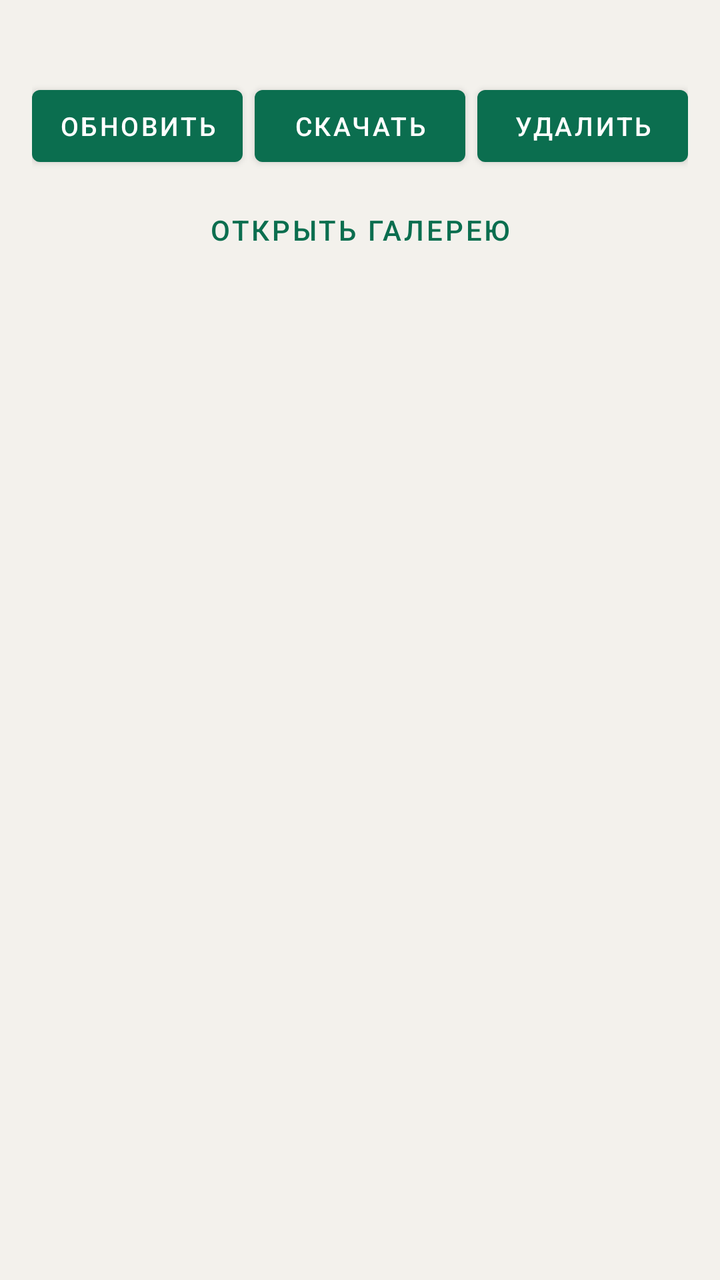
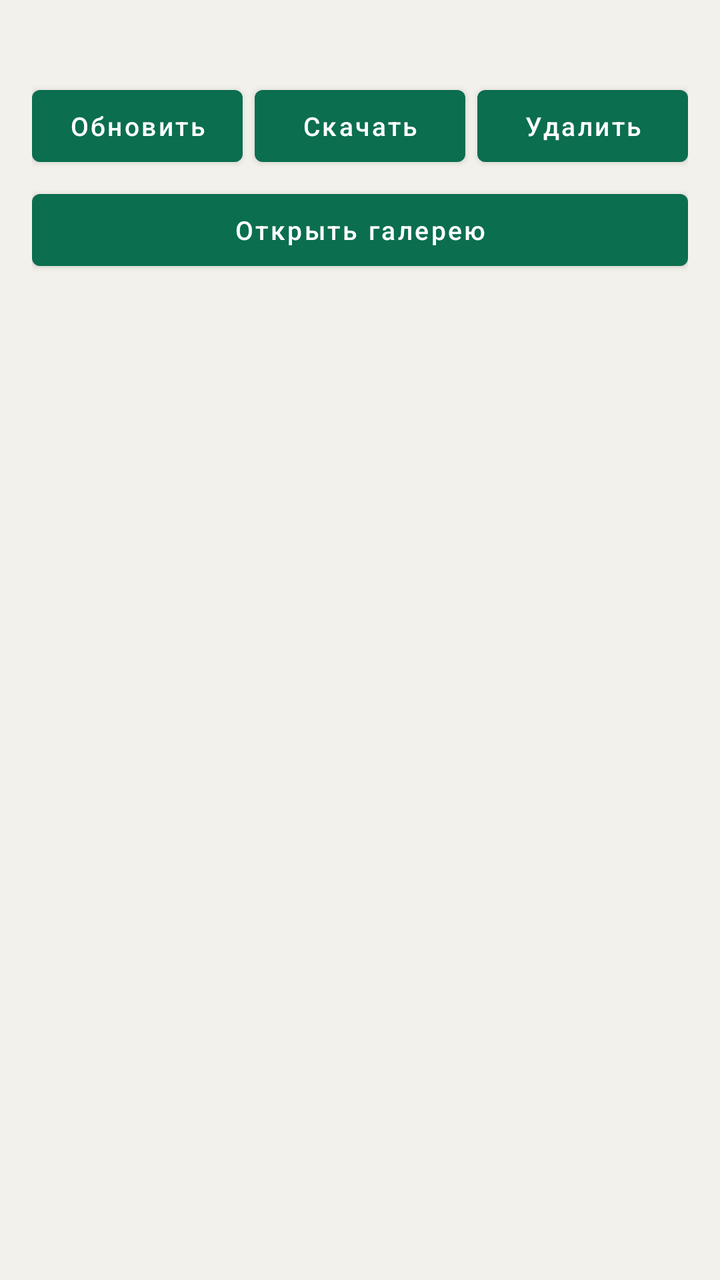

Compare the two renders of this Android layout. The source of the first and the diff that turns it into the second are given below.
<!-- AndroidManifest.xml: application theme Theme.Insta360X5 -->
<!-- res/layout/activity_files.xml -->
<?xml version="1.0" encoding="utf-8"?>
<LinearLayout xmlns:android="http://schemas.android.com/apk/res/android"
    android:layout_width="match_parent"
    android:layout_height="match_parent"
    android:background="@color/bg"
    android:orientation="vertical"
    android:paddingHorizontal="16dp"
    android:paddingTop="12dp"
    android:paddingBottom="16dp">

    <TextView
        android:id="@+id/filesStatus"
        android:layout_width="match_parent"
        android:layout_height="wrap_content"
        android:gravity="center"
        android:textColor="@color/text_secondary" />

    <ProgressBar
        android:id="@+id/progress"
        style="?android:attr/progressBarStyleHorizontal"
        android:layout_width="match_parent"
        android:layout_height="wrap_content"
        android:layout_marginTop="8dp"
        android:indeterminate="true"
        android:visibility="gone" />

    <LinearLayout
        android:layout_width="match_parent"
        android:layout_height="wrap_content"
        android:layout_marginTop="8dp"
        android:orientation="horizontal">

        <com.google.android.material.button.MaterialButton
            android:id="@+id/btnRefresh"
            style="@style/Widget.Insta360X5.Button"
            android:layout_width="0dp"
            android:layout_height="wrap_content"
            android:layout_weight="1"
            android:insetLeft="0dp"
            android:insetRight="0dp"
            android:maxLines="1"
            android:minWidth="0dp"
            android:paddingHorizontal="4dp"
            android:singleLine="true"
            android:text="@string/refresh"
            android:textSize="13sp" />

        <com.google.android.material.button.MaterialButton
            android:id="@+id/btnDownload"
            style="@style/Widget.Insta360X5.Button"
            android:layout_width="0dp"
            android:layout_height="wrap_content"
            android:layout_marginStart="6dp"
            android:layout_weight="1"
            android:insetLeft="0dp"
            android:insetRight="0dp"
            android:maxLines="1"
            android:minWidth="0dp"
            android:paddingHorizontal="4dp"
            android:singleLine="true"
            android:text="@string/download"
            android:textSize="13sp" />

        <com.google.android.material.button.MaterialButton
            android:id="@+id/btnDelete"
            style="@style/Widget.Insta360X5.Button"
            android:layout_width="0dp"
            android:layout_height="wrap_content"
            android:layout_marginStart="6dp"
            android:layout_weight="1"
            android:insetLeft="0dp"
            android:insetRight="0dp"
            android:maxLines="1"
            android:minWidth="0dp"
            android:paddingHorizontal="4dp"
            android:singleLine="true"
            android:text="@string/delete"
            android:textSize="13sp" />
    </LinearLayout>

    <com.google.android.material.button.MaterialButton
        android:id="@+id/btnOpenGallery"
        style="@style/Widget.Insta360X5.Button.Text"
        android:layout_width="match_parent"
        android:layout_height="wrap_content"
        android:layout_marginTop="4dp"
        android:text="@string/open_gallery" />

    <androidx.recyclerview.widget.RecyclerView
        android:id="@+id/filesList"
        android:layout_width="match_parent"
        android:layout_height="0dp"
        android:layout_marginTop="8dp"
        android:layout_weight="1"
        android:clipToPadding="false" />
</LinearLayout>
<!-- resources referenced by this layout -->
<resources>
  <color name="bg">#FFF3F1EC</color>
  <color name="text_secondary">#FF4A4A4A</color>
  <string name="delete">Удалить</string>
  <string name="download">Скачать</string>
  <string name="open_gallery">Открыть галерею</string>
  <string name="refresh">Обновить</string>
  <style name="Widget.Insta360X5.Button" parent="Widget.MaterialComponents.Button">
          <item name="android:textColor">@color/white</item>
          <item name="backgroundTint">@color/accent</item>
      </style>
  <style name="Widget.Insta360X5.Button.Text" parent="Widget.MaterialComponents.Button.TextButton">
          <item name="android:textColor">@color/accent</item>
      </style>
  <style name="Theme.Insta360X5" parent="Theme.MaterialComponents.Light.DarkActionBar">
          <item name="colorPrimary">@color/accent</item>
          <item name="colorPrimaryDark">@color/accent_dark</item>
          <item name="colorPrimaryVariant">@color/accent_dark</item>
          <item name="colorSecondary">@color/accent</item>
          <item name="colorAccent">@color/accent</item>
          <item name="colorOnPrimary">@color/white</item>
          <item name="colorSurface">@color/surface</item>
          <item name="colorOnSurface">@color/text_primary</item>
          <item name="android:colorBackground">@color/bg</item>
          <item name="android:windowBackground">@color/bg</item>
          <item name="android:statusBarColor">@color/accent_dark</item>
          <item name="android:textColorPrimary">@color/text_primary</item>
          <item name="android:textColorSecondary">@color/text_secondary</item>
          <item name="android:textColor">@color/text_primary</item>
          <item name="android:textColorHint">@color/text_secondary</item>
          <item name="colorControlNormal">@color/text_secondary</item>
          <item name="colorControlActivated">@color/accent</item>
          <item name="actionBarTheme">@style/ThemeOverlay.Insta360X5.ActionBar</item>
          <item name="materialButtonOutlinedStyle">@style/Widget.Insta360X5.Button.Outlined</item>
          <item name="materialButtonStyle">@style/Widget.Insta360X5.Button</item>
      </style>
  <color name="white">#FFFFFFFF</color>
  <color name="accent">#FF0B6E4F</color>
  <color name="accent_dark">#FF084C37</color>
  <color name="surface">#FFFFFFFF</color>
  <color name="text_primary">#FF1A1A1A</color>
  <style name="ThemeOverlay.Insta360X5.ActionBar" parent="ThemeOverlay.MaterialComponents.Dark.ActionBar">
          <item name="android:textColorPrimary">@color/white</item>
          <item name="colorControlNormal">@color/white</item>
      </style>
  <style name="Widget.Insta360X5.Button.Outlined" parent="Widget.MaterialComponents.Button.OutlinedButton">
          <item name="android:textColor">@color/accent</item>
          <item name="strokeColor">@color/accent</item>
          <item name="rippleColor">@color/accent</item>
      </style>
</resources>

<!-- the commit's change to res/layout/activity_files.xml (unified diff, before → after) -->
@@ -80,7 +80,7 @@
 
     <com.google.android.material.button.MaterialButton
         android:id="@+id/btnOpenGallery"
-        style="@style/Widget.Insta360X5.Button.Text"
+        style="@style/Widget.Insta360X5.Button"
         android:layout_width="match_parent"
         android:layout_height="wrap_content"
         android:layout_marginTop="4dp"
<!-- resource entries referenced after the edit -->
@@ -9,9 +9,10 @@
   <style name="Widget.Insta360X5.Button" parent="Widget.MaterialComponents.Button">
           <item name="android:textColor">@color/white</item>
           <item name="backgroundTint">@color/accent</item>
-      </style>
-  <style name="Widget.Insta360X5.Button.Text" parent="Widget.MaterialComponents.Button.TextButton">
-          <item name="android:textColor">@color/accent</item>
+          <item name="android:textSize">13sp</item>
+          <item name="android:textAllCaps">false</item>
+          <item name="android:maxLines">1</item>
+          <item name="rippleColor">@color/accent_dark</item>
       </style>
   <style name="Theme.Insta360X5" parent="Theme.MaterialComponents.Light.DarkActionBar">
           <item name="colorPrimary">@color/accent</item>
@@ -32,6 +33,7 @@
           <item name="colorControlNormal">@color/text_secondary</item>
           <item name="colorControlActivated">@color/accent</item>
           <item name="actionBarTheme">@style/ThemeOverlay.Insta360X5.ActionBar</item>
+          <item name="alertDialogTheme">@style/ThemeOverlay.Insta360X5.Dialog</item>
           <item name="materialButtonOutlinedStyle">@style/Widget.Insta360X5.Button.Outlined</item>
           <item name="materialButtonStyle">@style/Widget.Insta360X5.Button</item>
       </style>
@@ -44,10 +46,16 @@
           <item name="android:textColorPrimary">@color/white</item>
           <item name="colorControlNormal">@color/white</item>
       </style>
-  <style name="Widget.Insta360X5.Button.Outlined" parent="Widget.MaterialComponents.Button.OutlinedButton">
-          <item name="android:textColor">@color/accent</item>
-          <item name="strokeColor">@color/accent</item>
-          <item name="rippleColor">@color/accent</item>
+  <style name="ThemeOverlay.Insta360X5.Dialog" parent="ThemeOverlay.MaterialComponents.MaterialAlertDialog">
+          <item name="buttonBarPositiveButtonStyle">@style/Widget.Insta360X5.DialogButton</item>
+          <item name="buttonBarNegativeButtonStyle">@style/Widget.Insta360X5.DialogButton</item>
+          <item name="buttonBarNeutralButtonStyle">@style/Widget.Insta360X5.DialogButton</item>
+      </style>
+  <style name="Widget.Insta360X5.Button.Outlined" parent="Widget.Insta360X5.Button" />
+  <style name="Widget.Insta360X5.DialogButton" parent="Widget.Insta360X5.Button">
+          <item name="android:layout_margin">4dp</item>
+          <item name="android:minWidth">0dp</item>
+          <item name="android:paddingHorizontal">12dp</item>
       </style>
 </resources>
 
